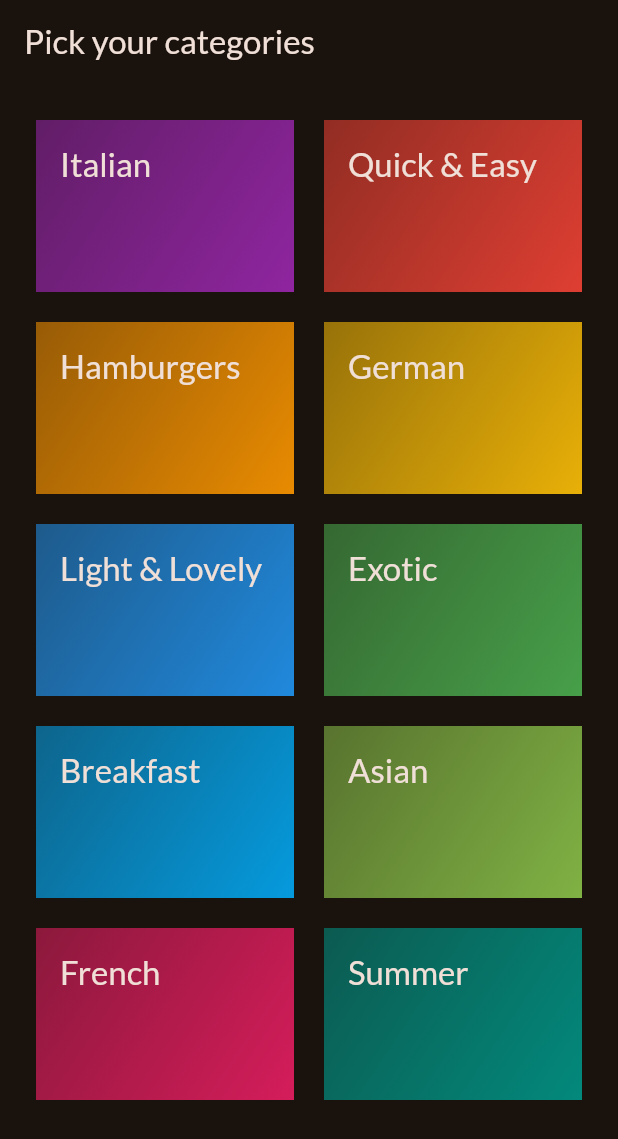
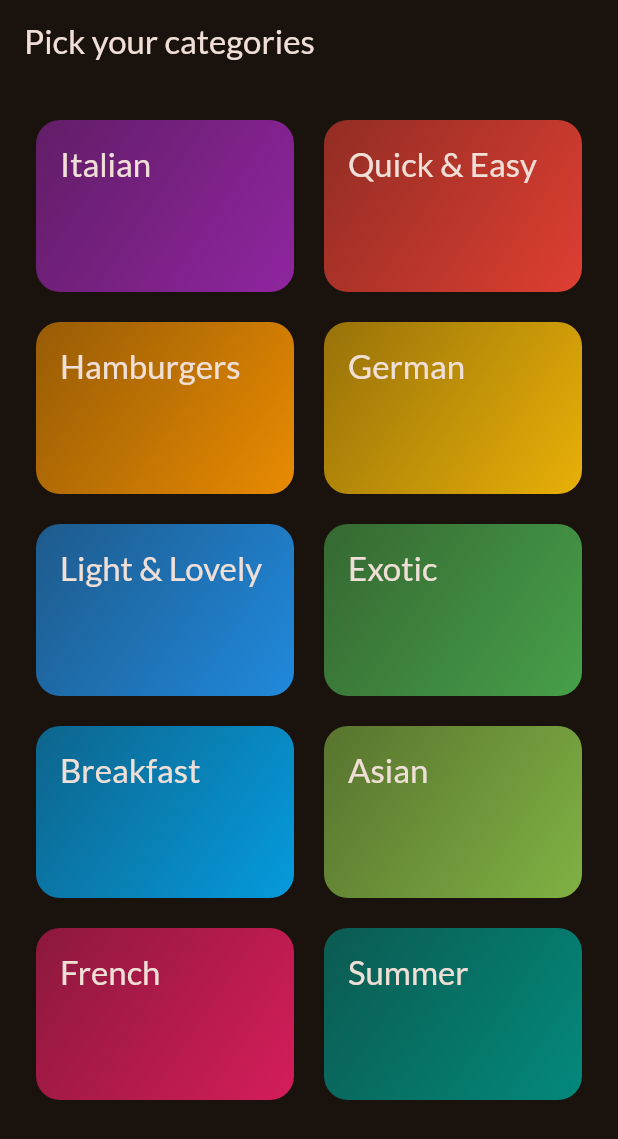
Before and after one commit to MoldyHacker/flutter_meals, a Flutter app: the screen it shows after launch, on a phone screen of 412 x 824 dp. Shown: the top 1139 px of the screen. Run offline on Flutter 3.47's test engine with Material 3 defaults, Android fonts, the phone set to English and light mode, and no system bars; our stand-ins replace google_fonts.

```diff
--- a/lib/widgets/category_grid_item.dart
+++ b/lib/widgets/category_grid_item.dart
@@ -12,9 +12,13 @@ class CategoryGridItem extends StatelessWidget {
   @override
   Widget build(context) {
     return InkWell(
+      onTap: () {},
+      splashColor: Theme.of(context).primaryColor,
+      borderRadius: BorderRadius.circular(16),
       child: Container(
         padding: const EdgeInsets.all(16),
         decoration: BoxDecoration(
+          borderRadius: BorderRadius.circular(16),
           gradient: LinearGradient(
             colors: [
               category.color.withOpacity(0.55),
```
Also changed, not shown: lib/screens/meals.dart (added, +10 -0 lines).
